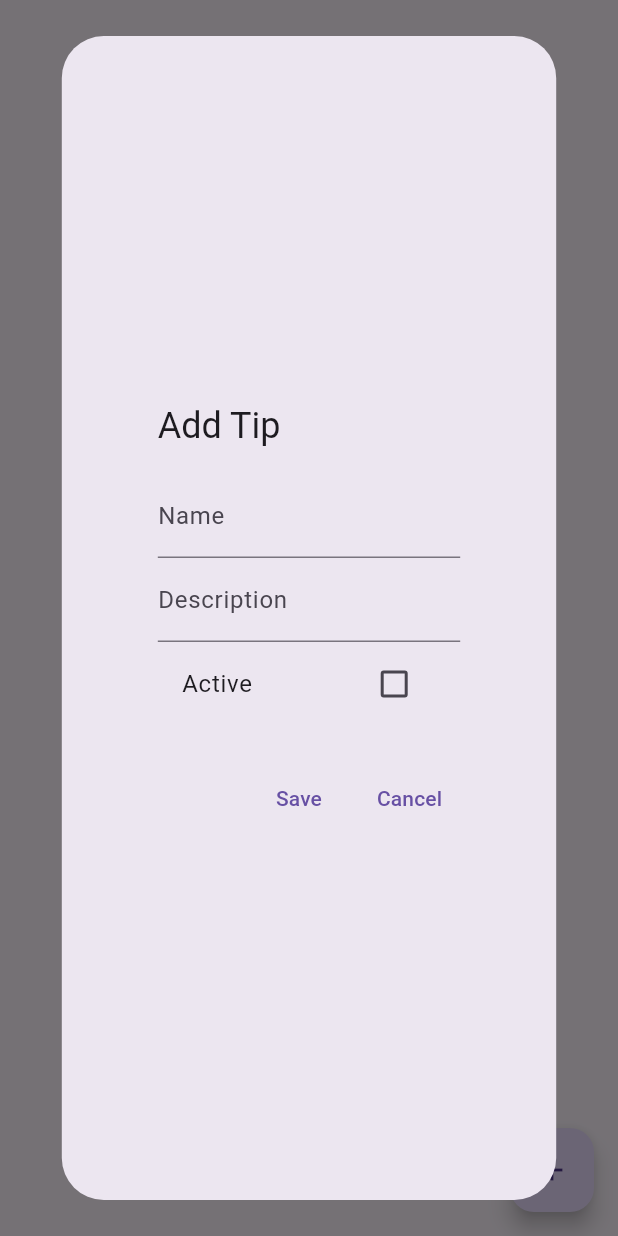
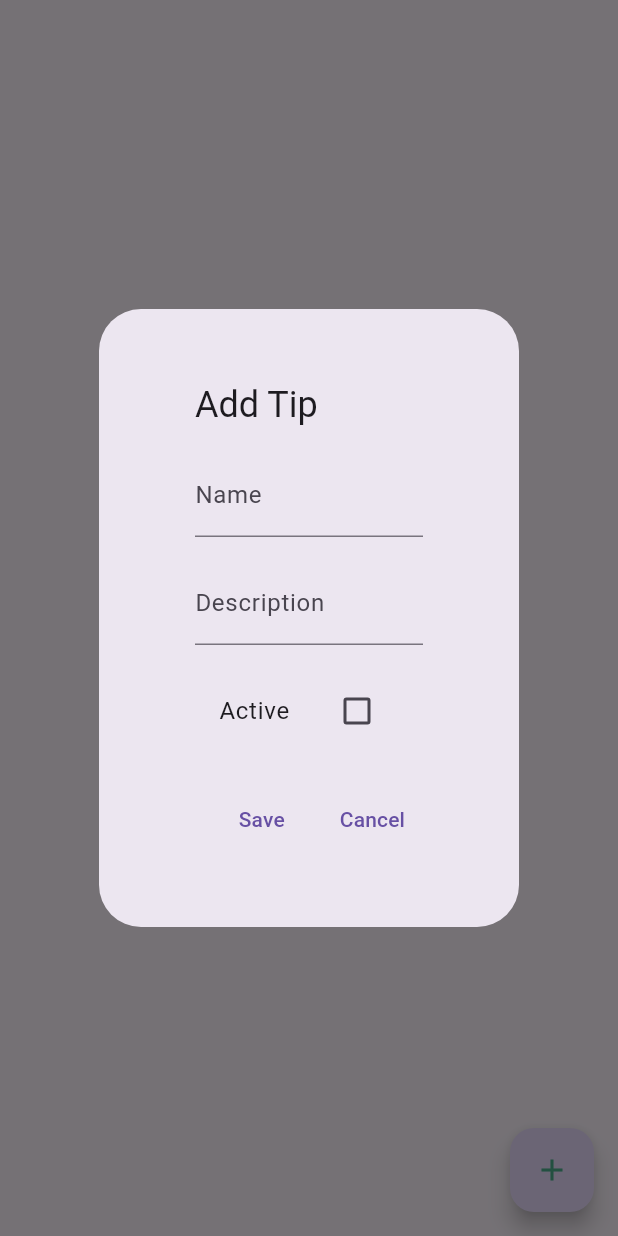
Before and after one commit to lukamihic/eWellness.Desktop, a Flutter app: the TipsScreen screen opened directly, after a tap on the "add" icon, on a phone screen of 412 x 824 dp. Run offline on Flutter 3.47's test engine with Material 3 defaults, Android fonts, the phone set to English and light mode, and no system bars; our stand-ins replace syncfusion_flutter_datagrid; network calls fail.

Commit message:
minor styling changes

```diff
--- a/lib/screens/services_screen.dart
+++ b/lib/screens/services_screen.dart
@@ -333,8 +333,8 @@ class _ServiceFormState extends State<ServiceForm> {
   Widget build(BuildContext context) {
     return Dialog(
       child: Container(
-        width: MediaQuery.of(context).size.width *
-            0.8, // Adjust the width as needed
+        width: MediaQuery.of(context).size.width * 0.5,
+        height: MediaQuery.of(context).size.height * 0.65,
         child: AlertDialog(
           title: Text(widget.service == null ? 'Add Service' : 'Edit Service'),
           content: Form(
@@ -380,6 +380,7 @@ class _ServiceFormState extends State<ServiceForm> {
                       return null;
                     },
                   ),
+                  SizedBox(height: 16), // Add some space between fields
                   Row(
                     children: [
                       Text('Available'),
--- a/lib/screens/tips_screen.dart
+++ b/lib/screens/tips_screen.dart
@@ -140,7 +140,7 @@ class _TipsScreenState extends State<TipsScreen> {
                 GridColumn(
                   columnName: 'description',
                   label: Text('Description', textAlign: TextAlign.center),
-                  minimumWidth: (0.45 * MediaQuery.sizeOf(context).width),
+                  minimumWidth: (0.55 * MediaQuery.sizeOf(context).width),
                 ),
                 GridColumn(
                   columnName: 'isActive',
@@ -156,7 +156,10 @@ class _TipsScreenState extends State<TipsScreen> {
             ),
       floatingActionButton: FloatingActionButton(
         onPressed: _addTip,
-        child: Icon(Icons.add),
+        child: Icon(
+          Icons.add,
+          color: Color.fromARGB(255, 76, 175, 142),
+        ),
       ),
     );
   }
@@ -292,7 +295,8 @@ class _TipFormState extends State<TipForm> {
   Widget build(BuildContext context) {
     return Dialog(
         child: Container(
-        width: MediaQuery.of(context).size.width * 0.8,
+      width: MediaQuery.of(context).size.width * 0.4,
+      height: MediaQuery.of(context).size.height * 0.5,
       child: AlertDialog(
         title: Text(widget.tip == null ? 'Add Tip' : 'Edit Tip'),
         content: Form(
@@ -300,6 +304,8 @@ class _TipFormState extends State<TipForm> {
           child: SingleChildScrollView(
             child: Column(
               mainAxisSize: MainAxisSize.min,
+              crossAxisAlignment: CrossAxisAlignment
+                  .stretch, // Ensures the children take up the full width
               children: [
                 TextFormField(
                   controller: _nameController,
@@ -311,10 +317,12 @@ class _TipFormState extends State<TipForm> {
                     return null;
                   },
                 ),
+                SizedBox(height: 16), // Add some space between fields
                 TextFormField(
                   controller: _descriptionController,
                   decoration: InputDecoration(labelText: 'Description'),
                 ),
+                SizedBox(height: 16), // Add some space between fields
                 CheckboxListTile(
                   title: Text('Active'),
                   value: _isActive,
@@ -351,7 +359,6 @@ class _TipFormState extends State<TipForm> {
           ),
         ],
       ),
-      ),
-    );
+    ));
   }
 }
```
Lines whose indentation alone changed are shown as unchanged.
